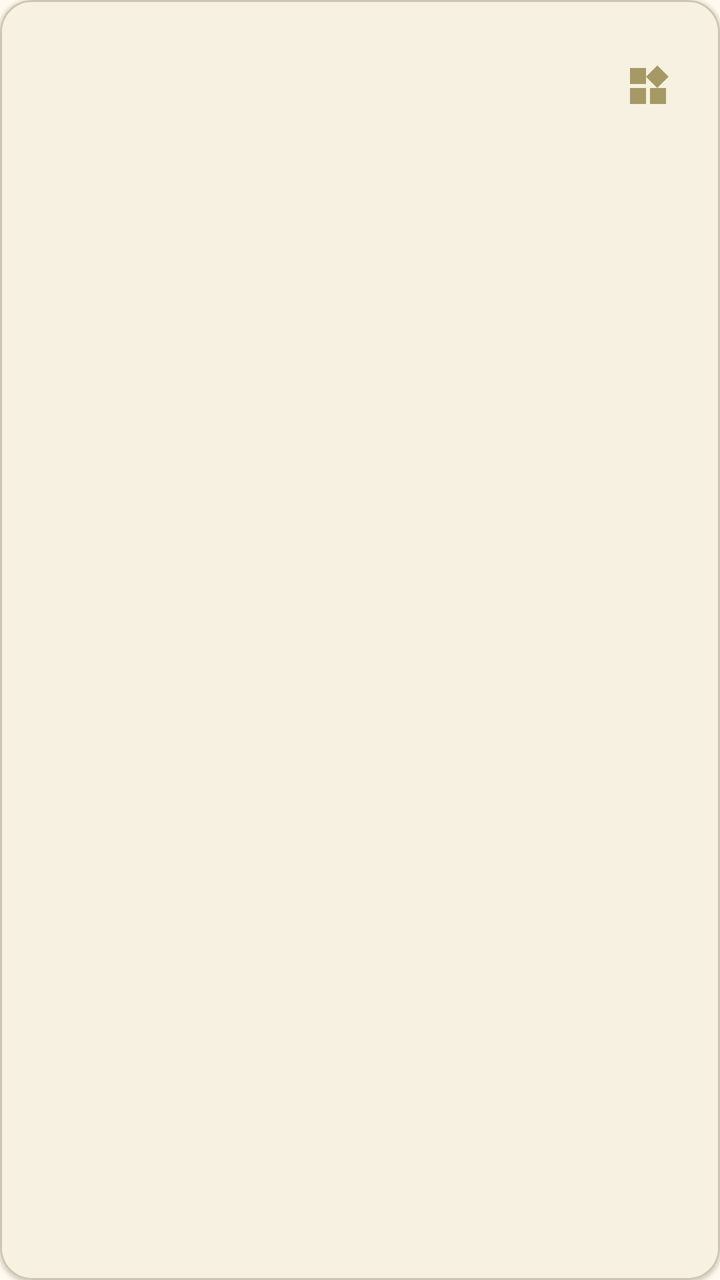
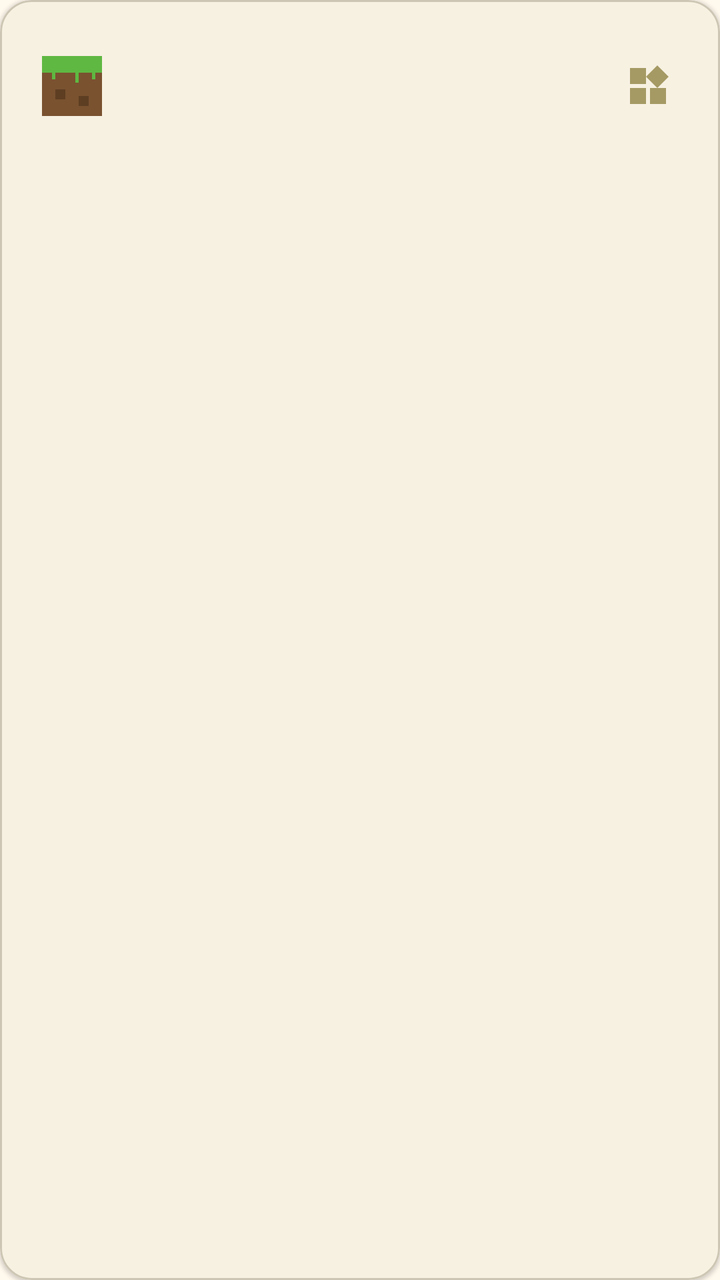

Before-and-after screenshots of an Android layout around one commit, followed by the original layout XML and the change that was made.
<!-- AndroidManifest.xml: application theme AppTheme -->
<!-- res/layout/item_instance.xml -->
<?xml version="1.0" encoding="utf-8"?>
<com.google.android.material.card.MaterialCardView xmlns:android="http://schemas.android.com/apk/res/android"
    xmlns:app="http://schemas.android.com/apk/res-auto"
    android:layout_width="match_parent"
    android:layout_height="wrap_content"
    android:layout_marginHorizontal="12dp"
    android:layout_marginVertical="6dp"
    android:clickable="true"
    android:focusable="true"
    android:foreground="?attr/selectableItemBackground"
    app:cardCornerRadius="16dp"
    app:cardElevation="1dp"
    app:strokeColor="?attr/colorOutlineVariant"
    app:strokeWidth="1dp">

    <LinearLayout
        android:layout_width="match_parent"
        android:layout_height="wrap_content"
        android:gravity="center_vertical"
        android:orientation="horizontal"
        android:padding="16dp">

        <LinearLayout
            android:layout_width="0dp"
            android:layout_height="wrap_content"
            android:layout_weight="1"
            android:orientation="vertical">

            <LinearLayout
                android:layout_width="wrap_content"
                android:layout_height="wrap_content"
                android:gravity="center_vertical"
                android:orientation="horizontal">

                <TextView
                    android:id="@+id/tv_label"
                    android:layout_width="wrap_content"
                    android:layout_height="wrap_content"
                    android:textAppearance="?attr/textAppearanceTitleSmall"
                    android:textColor="?attr/colorOnSurface" />

                <TextView
                    android:id="@+id/tv_align"
                    android:layout_width="wrap_content"
                    android:layout_height="wrap_content"
                    android:layout_marginStart="8dp"
                    android:text="16KB"
                    android:textColor="?attr/colorOutline"
                    android:textSize="11sp"
                    android:visibility="gone" />
            </LinearLayout>

            <TextView
                android:id="@+id/tv_subtitle"
                android:layout_width="wrap_content"
                android:layout_height="wrap_content"
                android:layout_marginTop="2dp"
                android:textAppearance="?attr/textAppearanceBodySmall"
                android:textColor="?attr/colorOnSurfaceVariant" />

            <TextView
                android:id="@+id/tv_id"
                android:layout_width="wrap_content"
                android:layout_height="wrap_content"
                android:layout_marginTop="2dp"
                android:textColor="?attr/colorOutline"
                android:textSize="11sp" />
        </LinearLayout>

        <com.google.android.material.chip.Chip
            android:id="@+id/chip_active"
            style="@style/Widget.Material3.Chip.Assist"
            android:layout_width="wrap_content"
            android:layout_height="wrap_content"
            android:layout_marginStart="8dp"
            android:text="@string/instance_active_chip"
            android:visibility="gone"
            app:chipBackgroundColor="?attr/colorPrimaryContainer"
            app:chipIconVisible="false" />

        <ImageView
            android:id="@+id/btn_more"
            android:layout_width="wrap_content"
            android:layout_height="wrap_content"
            android:background="?attr/selectableItemBackgroundBorderless"
            android:padding="8dp"
            android:src="@drawable/ic_action_more"
            android:contentDescription="@string/instance_more_content_desc" />

    </LinearLayout>

</com.google.android.material.card.MaterialCardView>
<!-- resources referenced by this layout -->
<resources>
  <!-- drawable ic_action_more (drawable-anydpi) -->
  <vector xmlns:android="http://schemas.android.com/apk/res/android"
      android:width="24dp"
      android:height="24dp"
      android:viewportWidth="24"
      android:viewportHeight="24"
      android:tint="@color/md_theme_primary"
      android:alpha="0.6">
    <path
        android:fillColor="@android:color/white"
        android:pathData="M13,13v8h8v-8h-8zM3,21h8v-8L3,13v8zM3,3v8h8L11,3L3,3zM16.66,1.69L11,7.34 16.66,13l5.66,-5.66 -5.66,-5.65z"/>
  </vector>
  <string name="instance_active_chip">当前</string>
  <string name="instance_more_content_desc">更多</string>
  <color name="md_theme_primary">#6D5E0F</color>
  <color name="md_theme_onPrimary">#FFFFFF</color>
  <color name="md_theme_primaryContainer">#F8E287</color>
  <color name="md_theme_onPrimaryContainer">#534600</color>
  <color name="md_theme_secondary">#665E40</color>
  <color name="md_theme_onSecondary">#FFFFFF</color>
  <color name="md_theme_secondaryContainer">#EEE2BC</color>
  <color name="md_theme_onSecondaryContainer">#4E472A</color>
  <color name="md_theme_tertiary">#43664E</color>
  <color name="md_theme_onTertiary">#FFFFFF</color>
  <color name="md_theme_tertiaryContainer">#C5ECCE</color>
  <color name="md_theme_onTertiaryContainer">#2C4E38</color>
  <color name="md_theme_error">#BA1A1A</color>
  <color name="md_theme_onError">#FFFFFF</color>
  <color name="md_theme_errorContainer">#FFDAD6</color>
  <color name="md_theme_onErrorContainer">#93000A</color>
  <color name="md_theme_background">#FFF9EE</color>
  <color name="md_theme_onBackground">#1E1B13</color>
  <color name="md_theme_surface">#FFF9EE</color>
  <color name="md_theme_onSurface">#1E1B13</color>
  <color name="md_theme_surfaceVariant">#EAE2D0</color>
  <color name="md_theme_onSurfaceVariant">#4B4739</color>
  <color name="md_theme_outline">#7C7767</color>
  <color name="md_theme_outlineVariant">#CDC6B4</color>
  <color name="md_theme_inverseSurface">#333027</color>
  <color name="md_theme_inverseOnSurface">#F7F0E2</color>
  <color name="md_theme_inversePrimary">#DBC66E</color>
  <color name="md_theme_primaryFixed">#F8E287</color>
  <color name="md_theme_onPrimaryFixed">#221B00</color>
  <color name="md_theme_primaryFixedDim">#DBC66E</color>
  <color name="md_theme_onPrimaryFixedVariant">#534600</color>
  <color name="md_theme_secondaryFixed">#EEE2BC</color>
  <color name="md_theme_onSecondaryFixed">#211B04</color>
  <color name="md_theme_secondaryFixedDim">#D1C6A1</color>
  <color name="md_theme_onSecondaryFixedVariant">#4E472A</color>
  <color name="md_theme_tertiaryFixed">#C5ECCE</color>
  <color name="md_theme_onTertiaryFixed">#00210F</color>
  <color name="md_theme_tertiaryFixedDim">#A9D0B3</color>
  <color name="md_theme_onTertiaryFixedVariant">#2C4E38</color>
  <color name="md_theme_surfaceDim">#E0D9CC</color>
  <color name="md_theme_surfaceBright">#FFF9EE</color>
  <color name="md_theme_surfaceContainerLowest">#FFFFFF</color>
  <color name="md_theme_surfaceContainerLow">#FAF3E5</color>
  <color name="md_theme_surfaceContainer">#F4EDDF</color>
  <color name="md_theme_surfaceContainerHigh">#EEE8DA</color>
  <color name="md_theme_surfaceContainerHighest">#E8E2D4</color>
  <!-- unchanged entries left out for length: 1 -->
</resources>

<!-- the commit's change to res/layout/item_instance.xml (unified diff, before → after) -->
@@ -19,6 +19,14 @@
         android:gravity="center_vertical"
         android:orientation="horizontal"
         android:padding="16dp">
+
+        <ImageView
+            android:id="@+id/item_icon"
+            android:layout_width="40dp"
+            android:layout_height="40dp"
+            android:layout_marginEnd="12dp"
+            android:contentDescription="@null"
+            android:src="@drawable/ic_block_grass" />
 
         <LinearLayout
             android:layout_width="0dp"
<!-- resource entries referenced after the edit -->
@@ -11,6 +11,25 @@
     <path
         android:fillColor="@android:color/white"
         android:pathData="M13,13v8h8v-8h-8zM3,21h8v-8L3,13v8zM3,3v8h8L11,3L3,3zM16.66,1.69L11,7.34 16.66,13l5.66,-5.66 -5.66,-5.65z"/>
+  </vector>
+  <!-- drawable ic_block_grass (drawable) -->
+  <vector xmlns:android="http://schemas.android.com/apk/res/android"
+      android:width="24dp"
+      android:height="24dp"
+      android:viewportWidth="24"
+      android:viewportHeight="24">
+      
+      <path
+          android:fillColor="#7A5230"
+          android:pathData="M3,3 L21,3 L21,21 L3,21 Z" />
+      
+      <path
+          android:fillColor="#5FB842"
+          android:pathData="M3,3 L21,3 L21,8 L19,8 L19,10 L18,10 L18,8 L14,8 L14,11 L13,11 L13,8 L7,8 L7,10 L6,10 L6,8 L3,8 Z" />
+      
+      <path
+          android:fillColor="#5E3E22"
+          android:pathData="M7,13 L10,13 L10,16 L7,16 Z M14,15 L17,15 L17,18 L14,18 Z" />
   </vector>
   <string name="instance_active_chip">当前</string>
   <string name="instance_more_content_desc">更多</string>
